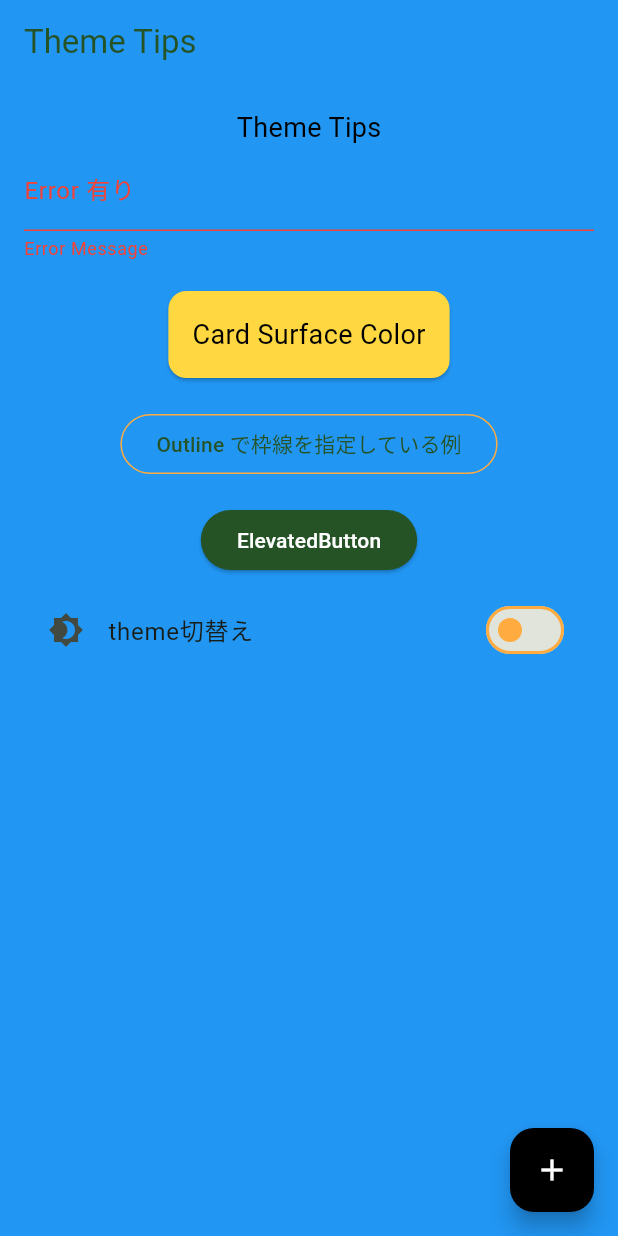
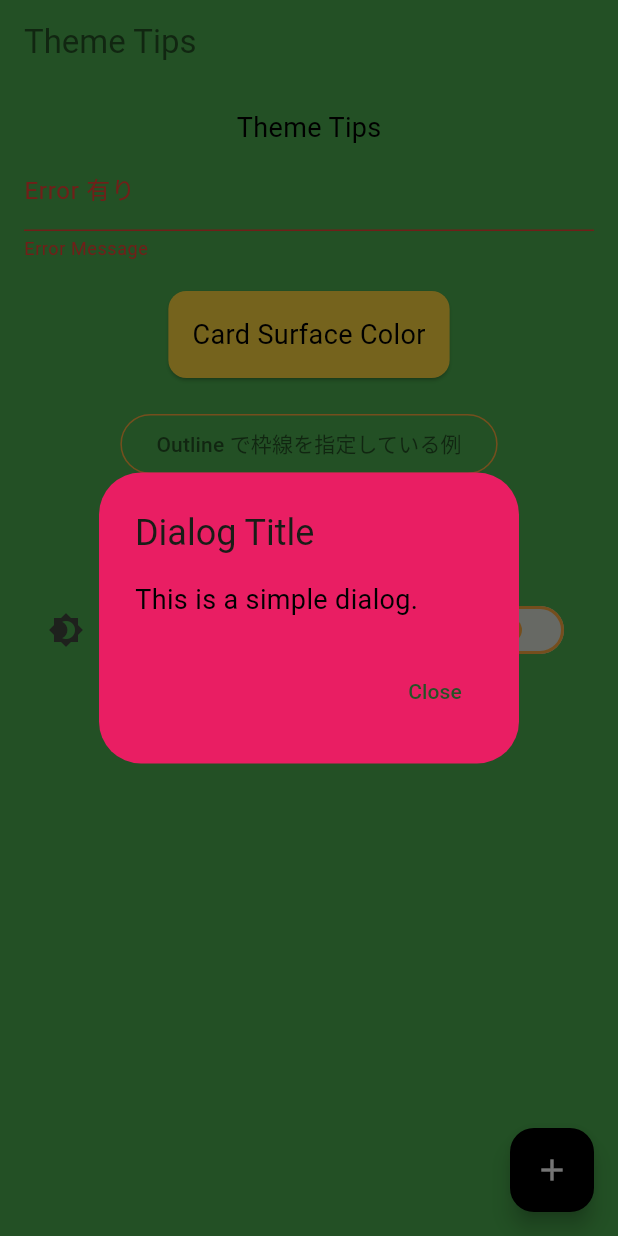
Before and after one commit to rensawamo/flutter_material3, a Flutter app: the screen it shows after launch, after a tap on the "add" icon, on a phone screen of 412 x 824 dp. Run offline on Flutter 3.47's test engine with Material 3 defaults, Android fonts, the phone set to English and light mode, and no system bars; our stand-ins replace flutter_riverpod, google_fonts, riverpod_annotation, shared_preferences; generated files the repository leaves out were written again.

Commit message:
feat: readmie

```diff
--- a/lib/app.dart
+++ b/lib/app.dart
@@ -11,7 +11,9 @@ class MyApp extends ConsumerWidget {
       appBar: AppBar(
         title: Text(
           "Theme Tips",
-          style: TextStyle(color: Theme.of(context).colorScheme.primary,),
+          style: TextStyle(
+            color: Theme.of(context).colorScheme.primary,
+          ),
         ),
       ),
       body: SingleChildScrollView(
@@ -72,7 +74,26 @@ class MyApp extends ConsumerWidget {
 
       // FloatingActionButtonの設定が適応される例
       floatingActionButton: FloatingActionButton(
-        onPressed: () {},
+        onPressed: () {
+          // ボタンが押されたときにダイアログを表示する
+          showDialog(
+            context: context,
+            builder: (BuildContext context) {
+              return AlertDialog(
+                title: const Text("Dialog Title"),
+                content: const Text("This is a simple dialog."),
+                actions: <Widget>[
+                  TextButton(
+                    child: const Text("Close"),
+                    onPressed: () {
+                      Navigator.of(context).pop(); // ダイアログを閉じる
+                    },
+                  ),
+                ],
+              );
+            },
+          );
+        },
         child: const Icon(Icons.add),
       ),
     );
--- a/lib/theme_data/theme_light.dart
+++ b/lib/theme_data/theme_light.dart
@@ -24,9 +24,12 @@ ThemeData themeLight() {
       // ex) TextFieldのエラーメッセージ
       error: Colors.red,
       // appbar 背景色
-      surface: Colors.blue,
+      surface: Colors.green,
       // card 背景色
       surfaceContainerLow: Colors.amberAccent,
+      // dialog
+      surfaceContainerHigh: Colors.pink,
+
       // OutlinedButtonの枠線の色や、エラーなし時のTextFieldの枠線の色、Switchの枠線の色
       outline: Colors.orangeAccent,
       // etc 要件に応じて追加可能
@@ -65,6 +68,19 @@ ThemeData themeLight() {
       foregroundColor: Colors.white,
     ),
 
+    // dialog
+    // dialogTheme: DialogTheme(
+    //   backgroundColor: Colors.pink,
+    //   titleTextStyle: TextStyle(
+    //     color: Colors.black,
+    //     fontSize: 24,
+    //   ),
+    //   contentTextStyle: TextStyle(
+    //     color: Colors.black,
+    //     fontSize: 18,
+    //   ),
+    // ),
+
     // etc 要件に応じて追加可能
 
     // https://qiita.com/najeira/items/dfa20d0104bd4457bc9a
```
Also changed, not shown: 1 other file.
